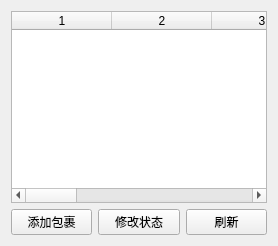
This is views/PackageView.ui in LittleChiu/ExpressManager as Qt 5 draws it before an edit. The edited form follows.
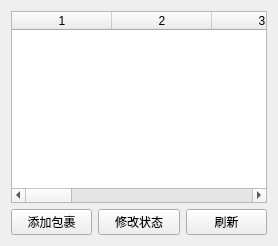
This is the edited form.

Patch:
```diff
--- a/views/PackageView.ui
+++ b/views/PackageView.ui
@@ -9,7 +9,7 @@
    <item>
     <widget class="QTableWidget" name="packageTableWidget">
      <property name="columnCount">
-      <number>9</number>
+      <number>10</number>
      </property>
      <property name="horizontalHeaderLabels">
       <stringlist>
```
Left out of the diff: 4 changed lines with no effect on the pictures.
